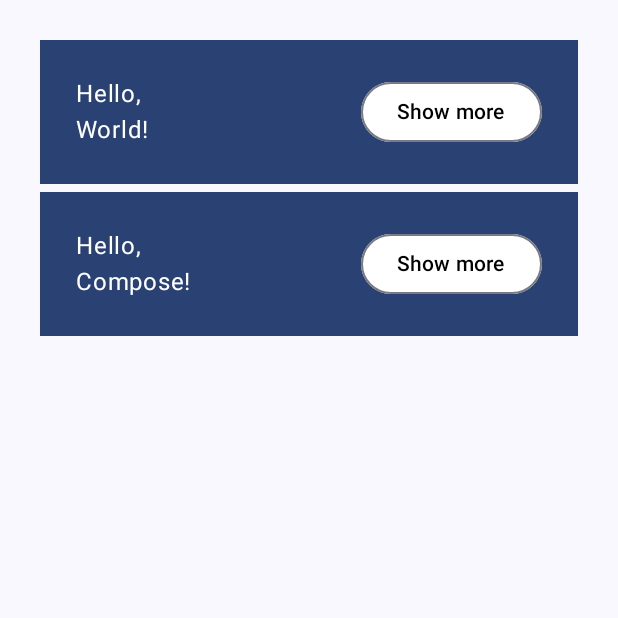
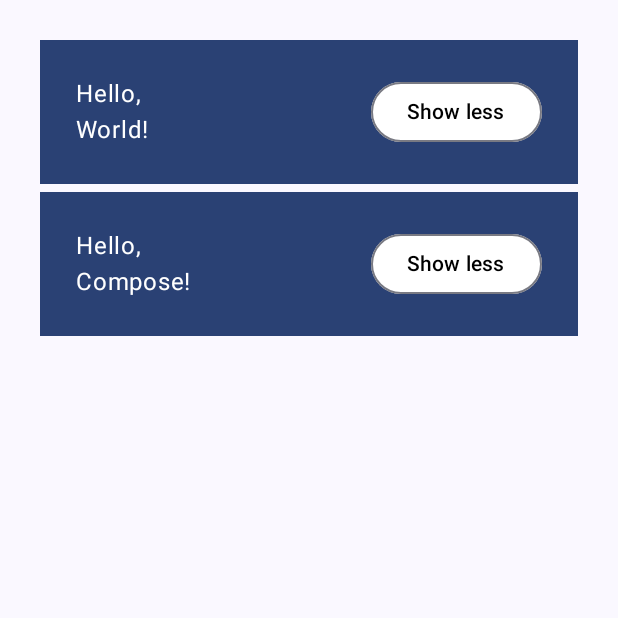
Before and after one commit to josh1n1/androidstudio, an Android app built with Jetpack Compose: the screen it shows after launch (MainActivity), on a phone screen of 412 x 824 dp, the top half of it. Run offline under Robolectric (Android 15) with nearby library versions, the phone set to English and light mode, and no system bars.

Commit message:
make outlined button functional

```diff
--- a/BasicsCodeLab/app/src/main/java/com/example/basicscodelab/MainActivity.kt
+++ b/BasicsCodeLab/app/src/main/java/com/example/basicscodelab/MainActivity.kt
@@ -20,11 +20,15 @@ import androidx.compose.material3.Surface
 import androidx.compose.material3.Scaffold
 import androidx.compose.material3.Text
 import androidx.compose.runtime.Composable
+import androidx.compose.runtime.mutableStateMapOf
+import androidx.compose.runtime.mutableStateOf
+import androidx.compose.runtime.remember
 import androidx.compose.ui.Modifier
 import androidx.compose.ui.graphics.Color
 import androidx.compose.ui.tooling.preview.Preview
 import androidx.compose.ui.unit.dp
 import com.example.basicscodelab.ui.theme.BasicsCodeLabTheme
+import kotlin.math.exp
 
 class MainActivity : ComponentActivity() {
     override fun onCreate(savedInstanceState: Bundle?) {
@@ -54,12 +58,14 @@ fun MyApp(names: List<String> = listOf("World", "Compose")) {
 }
 @Composable
 fun Greeting(name: String, modifier: Modifier = Modifier) {
+    val expanded = remember { mutableStateOf(false) }
+    val extraPadding = if (expanded.value) 48.dp else 0.dp
     Surface(
         color = MaterialTheme.colorScheme.primary,
         modifier = Modifier.padding(2.5.dp)
         ) {
         Row (modifier = Modifier.padding(24.dp)){
-            Column(modifier = Modifier.weight(1f)){
+            Column(modifier = Modifier.weight(1f).padding(bottom = extraPadding)){
                 Text(
                     color = Color.White,
                     text = "Hello, "
@@ -72,16 +78,21 @@ fun Greeting(name: String, modifier: Modifier = Modifier) {
                 )
             }
             OutlinedButton(
-                onClick = {},
+                onClick = {expanded.value = !expanded.value},
                 colors = ButtonDefaults.outlinedButtonColors(
                     containerColor = Color.White,  // Set the button background to white
                     contentColor = Color.Black     // Set the text color to black
                 )
                 ) {
-                Text(
-                    text = "Show more",
-                )
-
+                if (expanded.value) {
+                    Text(
+                        text = "Show more",
+                    )
+                }else{
+                    Text(
+                        text = "Show less",
+                    )
+                }
             }
         }
     }
```
